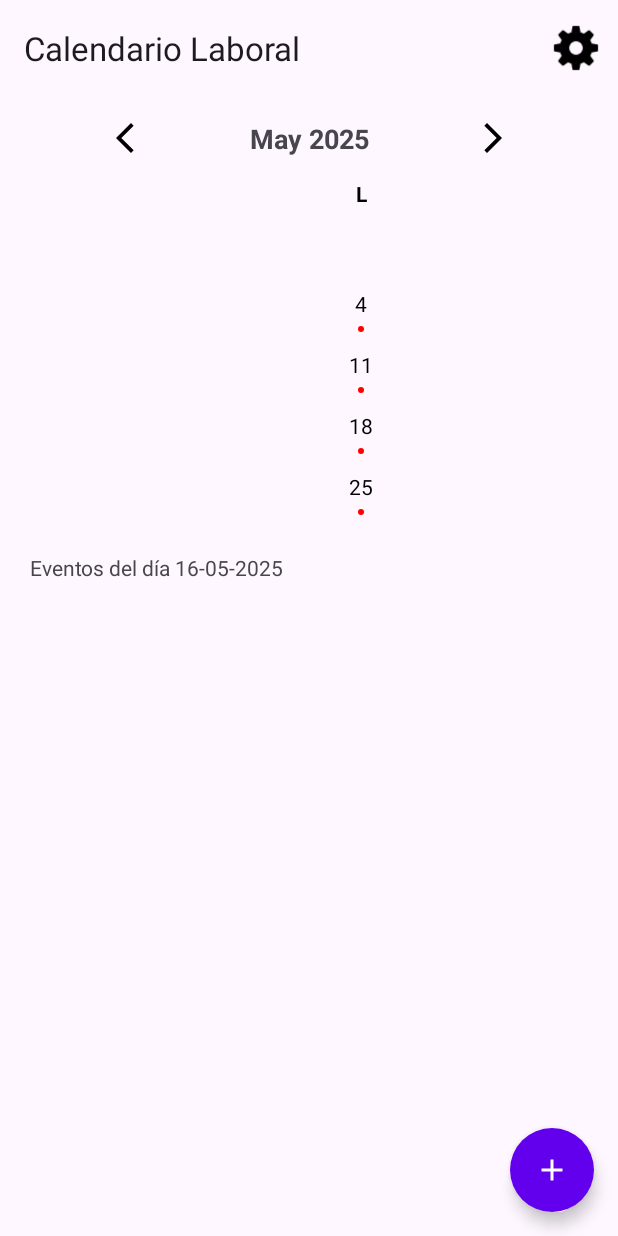
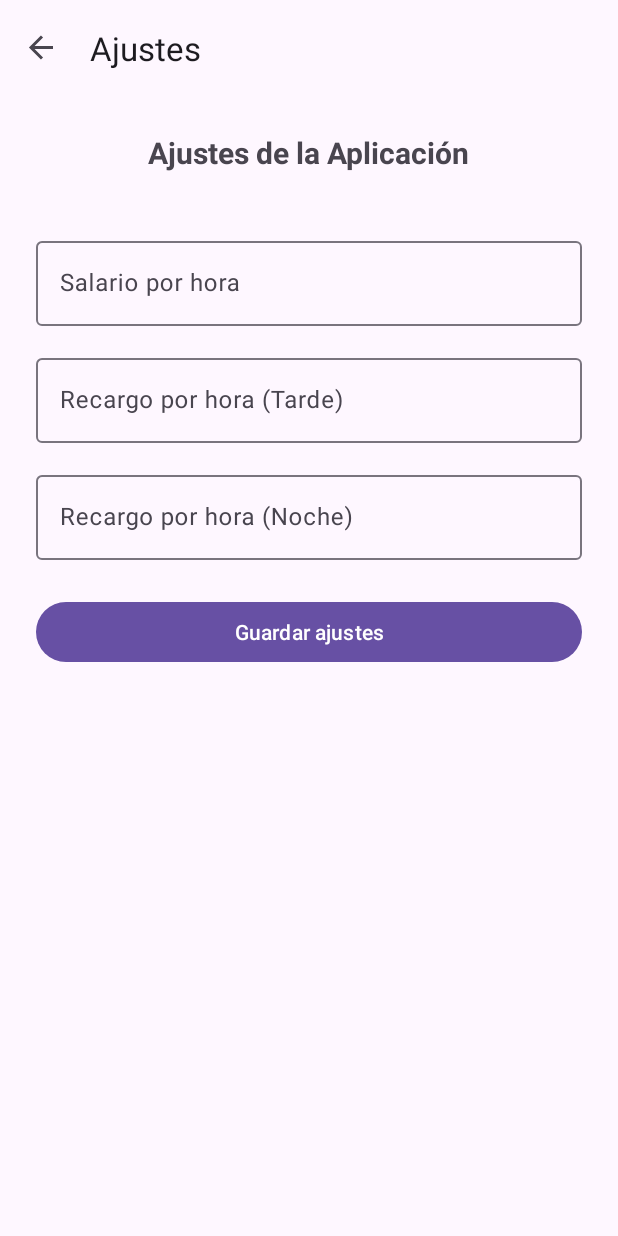
Before and after one commit to jonalonso/workCalendar, an Android app: the screen it shows after launch (MainActivity), after a tap on "Settings", on a phone screen of 412 x 824 dp. Run offline under Robolectric (Android 15) with nearby library versions, the phone set to English and light mode, and no system bars; our stand-ins replace navigation-ui.

Commit message:
adding settings fragment and some refactoring

```diff
--- a/app/build.gradle
+++ b/app/build.gradle
@@ -38,6 +38,7 @@ dependencies {
     implementation libs.constraintlayout
     implementation libs.navigation.fragment
     implementation libs.navigation.ui
+    implementation libs.material
     testImplementation libs.junit
 
     androidTestImplementation libs.ext.junit
--- a/app/src/main/java/com/jsalazar/workcalendar/MainActivity.java
+++ b/app/src/main/java/com/jsalazar/workcalendar/MainActivity.java
@@ -21,6 +21,8 @@ public class MainActivity extends AppCompatActivity {
     private AppBarConfiguration appBarConfiguration;
     private ActivityMainBinding binding;
 
+    private MenuItem settingsMenuItem;
+
     @Override
     protected void onCreate(Bundle savedInstanceState) {
         super.onCreate(savedInstanceState);
@@ -33,12 +35,18 @@ public class MainActivity extends AppCompatActivity {
         NavController navController = Navigation.findNavController(this, R.id.nav_host_fragment_content_main);
         appBarConfiguration = new AppBarConfiguration.Builder(navController.getGraph()).build();
         NavigationUI.setupActionBarWithNavController(this, navController, appBarConfiguration);
+        navController.addOnDestinationChangedListener((controller, destination, arguments) -> {
+            if (settingsMenuItem != null) {
+                boolean isInSettings = destination.getId() == R.id.SettingFragment;
+                settingsMenuItem.setVisible(!isInSettings);
+            }
+        });
     }
 
     @Override
     public boolean onCreateOptionsMenu(Menu menu) {
-        // Inflate the menu; this adds items to the action bar if it is present.
         getMenuInflater().inflate(R.menu.menu_main, menu);
+        settingsMenuItem = menu.findItem(R.id.action_settings);
         return true;
     }
 
@@ -51,6 +59,11 @@ public class MainActivity extends AppCompatActivity {
 
         //noinspection SimplifiableIfStatement
         if (id == R.id.action_settings) {
+            NavController navController = Navigation.findNavController(
+                    this,
+                    R.id.nav_host_fragment_content_main
+            );
+            navController.navigate(R.id.action_CalendarFragment_to_SettingFragment);
             return true;
         }
 
--- a/app/src/main/java/com/jsalazar/workcalendar/FirstFragment.java
+++ b/app/src/main/java/com/jsalazar/workcalendar/ui/CalendarFragment.java
@@ -1,4 +1,4 @@
-package com.jsalazar.workcalendar;
+package com.jsalazar.workcalendar.ui;
 
 import android.graphics.Color;
 import android.graphics.Typeface;
@@ -19,18 +19,17 @@ import android.widget.Toast;
 import androidx.annotation.NonNull;
 import androidx.fragment.app.Fragment;
 
-import com.jsalazar.workcalendar.databinding.FragmentFirstBinding;
+import com.jsalazar.workcalendar.R;
+import com.jsalazar.workcalendar.databinding.FragmentCalendarBinding;
 
 import java.text.SimpleDateFormat;
 import java.util.Calendar;
 import java.util.Date;
-import java.util.HashSet;
 import java.util.Locale;
-import java.util.Set;
 
-public class FirstFragment extends Fragment {
+public class CalendarFragment extends Fragment {
 
-    private FragmentFirstBinding binding;
+    private FragmentCalendarBinding binding;
     private Calendar selectedDate;
     private Calendar calendar;
     private GridLayout calendarGrid;
@@ -58,7 +57,7 @@ public class FirstFragment extends Fragment {
 
         Date date = new Date();
         selectedDate.setTime(date);
-        binding = FragmentFirstBinding.inflate(inflater, container, false);
+        binding = FragmentCalendarBinding.inflate(inflater, container, false);
         return binding.getRoot();
 
     }
@@ -72,14 +71,14 @@ public class FirstFragment extends Fragment {
     public void onViewCreated(@NonNull View view, Bundle savedInstanceState) {
         super.onViewCreated(view, savedInstanceState);
 
-        rotateOpen = AnimationUtils.loadAnimation(this.getContext(),R.anim.rotate_open_anim);
+        rotateOpen = AnimationUtils.loadAnimation(this.getContext(), R.anim.rotate_open_anim);
         rotateClose = AnimationUtils.loadAnimation(this.getContext(),R.anim.rotate_close_anim);
         fromBottom = AnimationUtils.loadAnimation(this.getContext(),R.anim.from_bottom_anim);
         toBottom = AnimationUtils.loadAnimation(this.getContext(),R.anim.to_bottom_anim);
 
 
         //binding.buttonFirst.setOnClickListener(v ->
-        //        NavHostFragment.findNavController(FirstFragment.this)
+        //        NavHostFragment.findNavController(CalendarFragment.this)
         //                .navigate(R.id.action_FirstFragment_to_SecondFragment)
         //);
 
@@ -107,11 +106,11 @@ public class FirstFragment extends Fragment {
 
         });
 
-        binding.fab1.setOnClickListener(view1 -> Toast.makeText(FirstFragment.this.getContext(),"click1",Toast.LENGTH_SHORT).show());
+        binding.fab1.setOnClickListener(view1 -> Toast.makeText(CalendarFragment.this.getContext(),"click1",Toast.LENGTH_SHORT).show());
 
-        binding.fab2.setOnClickListener(view1 -> Toast.makeText(FirstFragment.this.getContext(),"click2",Toast.LENGTH_SHORT).show());
-        binding.fab3.setOnClickListener(view1 -> Toast.makeText(FirstFragment.this.getContext(),"click3",Toast.LENGTH_SHORT).show());
-        binding.fab4.setOnClickListener(view1 -> Toast.makeText(FirstFragment.this.getContext(),"click4",Toast.LENGTH_SHORT).show());
+        binding.fab2.setOnClickListener(view1 -> Toast.makeText(CalendarFragment.this.getContext(),"click2",Toast.LENGTH_SHORT).show());
+        binding.fab3.setOnClickListener(view1 -> Toast.makeText(CalendarFragment.this.getContext(),"click3",Toast.LENGTH_SHORT).show());
+        binding.fab4.setOnClickListener(view1 -> Toast.makeText(CalendarFragment.this.getContext(),"click4",Toast.LENGTH_SHORT).show());
 
     }
 
--- /dev/null
+++ b/app/src/main/java/com/jsalazar/workcalendar/ui/SettingFragment.java
@@ -0,0 +1,86 @@
+package com.jsalazar.workcalendar.ui;
+
+import static com.jsalazar.workcalendar.database.SharedPreferences.KEY_EVENING;
+import static com.jsalazar.workcalendar.database.SharedPreferences.KEY_NIGHT;
+import static com.jsalazar.workcalendar.database.SharedPreferences.KEY_WAGE;
+import static com.jsalazar.workcalendar.database.SharedPreferences.PREF_NAME;
+
+import android.content.Context;
+import android.content.SharedPreferences;
+import android.os.Bundle;
+import android.text.TextUtils;
+import android.view.LayoutInflater;
+import android.view.View;
+import android.view.ViewGroup;
+import android.widget.Toast;
+
+import androidx.annotation.NonNull;
+import androidx.fragment.app.Fragment;
+
+import com.jsalazar.workcalendar.databinding.FragmentSettingBinding;
+
+public class SettingFragment extends Fragment {
+
+    private FragmentSettingBinding binding;
+    private SharedPreferences sharedPreferences;
+
+    @Override
+    public View onCreateView(
+            @NonNull LayoutInflater inflater, ViewGroup container,
+            Bundle savedInstanceState
+    ) {
+        binding = FragmentSettingBinding.inflate(inflater, container, false);
+        return binding.getRoot();
+    }
+
+    @Override
+    public void onViewCreated(@NonNull View view, Bundle savedInstanceState) {
+        super.onViewCreated(view, savedInstanceState);
+
+        sharedPreferences = requireContext().getSharedPreferences(PREF_NAME, Context.MODE_PRIVATE);
+
+        loadPreferences();
+
+        binding.btnSaveSettings.setOnClickListener(v -> {
+            String wage = binding.inputHourlyWage.getText().toString();
+            String evening = binding.inputEveningBonus.getText().toString();
+            String night = binding.inputNightBonus.getText().toString();
+
+            if (TextUtils.isEmpty(wage) || TextUtils.isEmpty(evening) || TextUtils.isEmpty(night)) {
+                Toast.makeText(getContext(), "Por favor, complete los tres campos", Toast.LENGTH_SHORT).show();
+                return;
+            }
+
+            // Guardar valores
+            sharedPreferences.edit()
+                    .putFloat(KEY_WAGE, Float.parseFloat(wage))
+                    .putFloat(KEY_EVENING, Float.parseFloat(evening))
+                    .putFloat(KEY_NIGHT, Float.parseFloat(night))
+                    .apply();
+
+            Toast.makeText(getContext(), "Ajustes guardados correctamente", Toast.LENGTH_SHORT).show();
+        });
+    }
+
+    private void loadPreferences() {
+        float wage = sharedPreferences.getFloat(KEY_WAGE, 0);
+        float evening = sharedPreferences.getFloat(KEY_EVENING, 0);
+        float night = sharedPreferences.getFloat(KEY_NIGHT, 0);
+
+        if (wage != 0) {
+            binding.inputHourlyWage.setText(String.valueOf(wage));
+        }
+        if (evening != 0) {
+            binding.inputEveningBonus.setText(String.valueOf(evening));
+        }
+        if (night != 0) {
+            binding.inputNightBonus.setText(String.valueOf(night));
+        }
+    }
+
+    @Override
+    public void onDestroyView() {
+        super.onDestroyView();
+        binding = null;
+    }
+}
--- a/app/src/main/res/layout/fragment_first.xml
+++ b/app/src/main/res/layout/fragment_calendar.xml
@@ -5,7 +5,7 @@
     xmlns:tools="http://schemas.android.com/tools"
     android:layout_width="match_parent"
     android:layout_height="match_parent"
-    tools:context=".FirstFragment">
+    tools:context=".ui.CalendarFragment">
     <LinearLayout
         android:id="@+id/calendarContainer"
         android:layout_width="0dp"
--- /dev/null
+++ b/app/src/main/res/layout/fragment_setting.xml
@@ -0,0 +1,70 @@
+<?xml version="1.0" encoding="utf-8"?>
+<ScrollView xmlns:android="http://schemas.android.com/apk/res/android"
+    android:layout_width="match_parent"
+    android:layout_height="match_parent"
+    android:padding="24dp">
+
+    <LinearLayout
+        android:layout_width="match_parent"
+        android:layout_height="wrap_content"
+        android:orientation="vertical">
+        <TextView
+            android:layout_width="wrap_content"
+            android:layout_height="wrap_content"
+            android:text="Ajustes de la Aplicación"
+            android:layout_gravity="center"
+            android:textSize="20sp"
+            android:textStyle="bold"
+            android:layout_marginBottom="24dp" />
+
+        <com.google.android.material.textfield.TextInputLayout
+            android:id="@+id/layout_hourly_wage"
+            android:layout_width="match_parent"
+            android:layout_height="wrap_content"
+            android:hint="Salario por hora"
+            android:layout_marginTop="16dp">
+
+            <com.google.android.material.textfield.TextInputEditText
+                android:id="@+id/input_hourly_wage"
+                android:layout_width="match_parent"
+                android:layout_height="wrap_content"
+                android:inputType="numberDecimal" />
+        </com.google.android.material.textfield.TextInputLayout>
+
+        <com.google.android.material.textfield.TextInputLayout
+            android:id="@+id/layout_evening_bonus"
+            android:layout_width="match_parent"
+            android:layout_height="wrap_content"
+            android:hint="Recargo por hora (Tarde)"
+            android:layout_marginTop="16dp">
+
+            <com.google.android.material.textfield.TextInputEditText
+                android:id="@+id/input_evening_bonus"
+                android:layout_width="match_parent"
+                android:layout_height="wrap_content"
+                android:inputType="numberDecimal" />
+        </com.google.android.material.textfield.TextInputLayout>
+
+        <com.google.android.material.textfield.TextInputLayout
+            android:id="@+id/layout_night_bonus"
+            android:layout_width="match_parent"
+            android:layout_height="wrap_content"
+            android:hint="Recargo por hora (Noche)"
+            android:layout_marginTop="16dp">
+
+            <com.google.android.material.textfield.TextInputEditText
+                android:id="@+id/input_night_bonus"
+                android:layout_width="match_parent"
+                android:layout_height="wrap_content"
+                android:inputType="numberDecimal" />
+        </com.google.android.material.textfield.TextInputLayout>
+
+        <Button
+            android:id="@+id/btnSaveSettings"
+            android:layout_width="match_parent"
+            android:layout_height="wrap_content"
+            android:text="Guardar ajustes"
+            android:layout_marginTop="24dp" />
+
+    </LinearLayout>
+</ScrollView>
--- a/app/src/main/res/navigation/nav_graph.xml
+++ b/app/src/main/res/navigation/nav_graph.xml
@@ -3,26 +3,26 @@
     xmlns:app="http://schemas.android.com/apk/res-auto"
     xmlns:tools="http://schemas.android.com/tools"
     android:id="@+id/nav_graph"
-    app:startDestination="@id/FirstFragment">
+    app:startDestination="@id/CalendarFragment">
 
     <fragment
-        android:id="@+id/FirstFragment"
-        android:name="com.jsalazar.workcalendar.FirstFragment"
+        android:id="@+id/CalendarFragment"
+        android:name="com.jsalazar.workcalendar.ui.CalendarFragment"
         android:label="@string/first_fragment_label"
-        tools:layout="@layout/fragment_first">
+        tools:layout="@layout/fragment_calendar">
 
         <action
-            android:id="@+id/action_FirstFragment_to_SecondFragment"
-            app:destination="@id/SecondFragment" />
+            android:id="@+id/action_CalendarFragment_to_SettingFragment"
+            app:destination="@id/SettingFragment" />
     </fragment>
     <fragment
-        android:id="@+id/SecondFragment"
-        android:name="com.jsalazar.workcalendar.SecondFragment"
+        android:id="@+id/SettingFragment"
+        android:name="com.jsalazar.workcalendar.ui.SettingFragment"
         android:label="@string/second_fragment_label"
-        tools:layout="@layout/fragment_second">
+        tools:layout="@layout/fragment_setting">
 
         <action
-            android:id="@+id/action_SecondFragment_to_FirstFragment"
-            app:destination="@id/FirstFragment" />
+            android:id="@+id/action_SettingFragment_to_CalendarFragment"
+            app:destination="@id/CalendarFragment" />
     </fragment>
 </navigation>
--- a/gradle/libs.versions.toml
+++ b/gradle/libs.versions.toml
@@ -1,5 +1,5 @@
 [versions]
-agp = "8.9.2"
+agp = "8.9.3"
 junit = "4.13.2"
 junitVersion = "1.2.1"
 espressoCore = "3.6.1"
```
Also changed, not shown: app/src/main/java/com/jsalazar/workcalendar/SecondFragment.java (deleted, +0 -44 lines), app/src/main/java/com/jsalazar/workcalendar/database/SharedPreferences.java (added, +9 -0 lines), app/src/main/java/com/jsalazar/workcalendar/database/WorkCalendarDbHelper.java (added, +43 -0 lines), app/src/main/java/com/jsalazar/workcalendar/database/models/WorkCalendarContract.java (added, +18 -0 lines), app/src/main/res/layout/fragment_second.xml (deleted, +0 -35 lines), app/src/main/res/values/strings.xml (+1 -39 lines).
